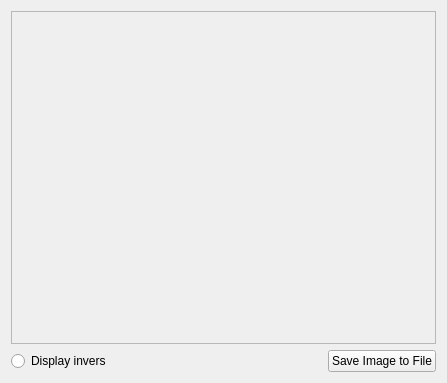
Above: lib/showpngpicture.ui from dl1ksv/gr-display before the change. Below: the same form after it.
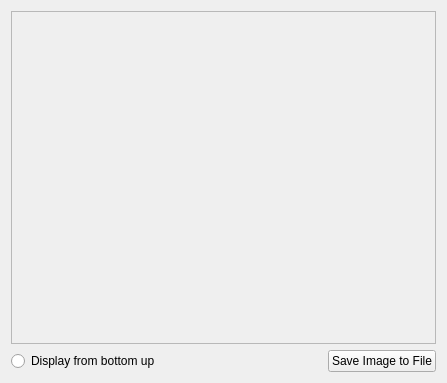
That is the form after the change.

Commit message: Enable display direction setting in the grc block

What changed in the file:
```diff
--- a/lib/showpngpicture.ui
+++ b/lib/showpngpicture.ui
@@ -39,7 +39,7 @@
      <item>
       <widget class="QRadioButton" name="reverse">
        <property name="text">
-        <string>Display invers</string>
+        <string>Display from bottom up</string>
        </property>
       </widget>
      </item>
```
Left out of the diff: 4 changed lines with no effect on the pictures. The commit also changes 6 other files.
